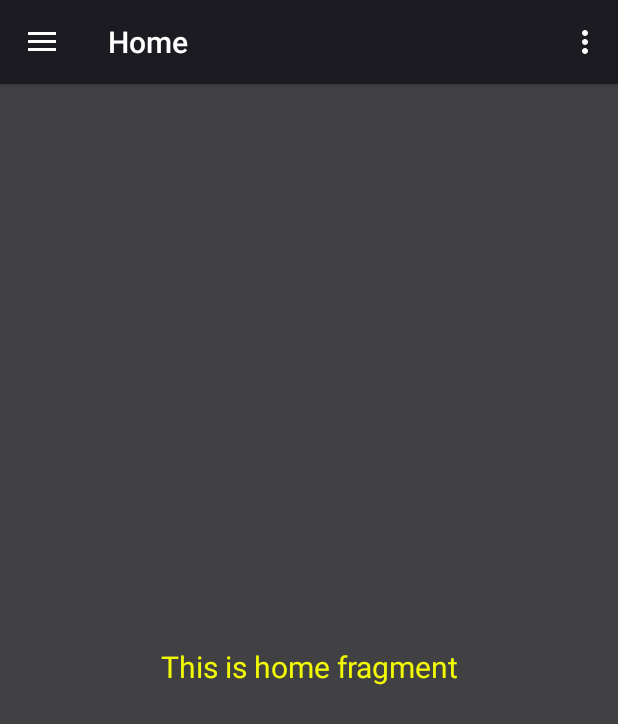
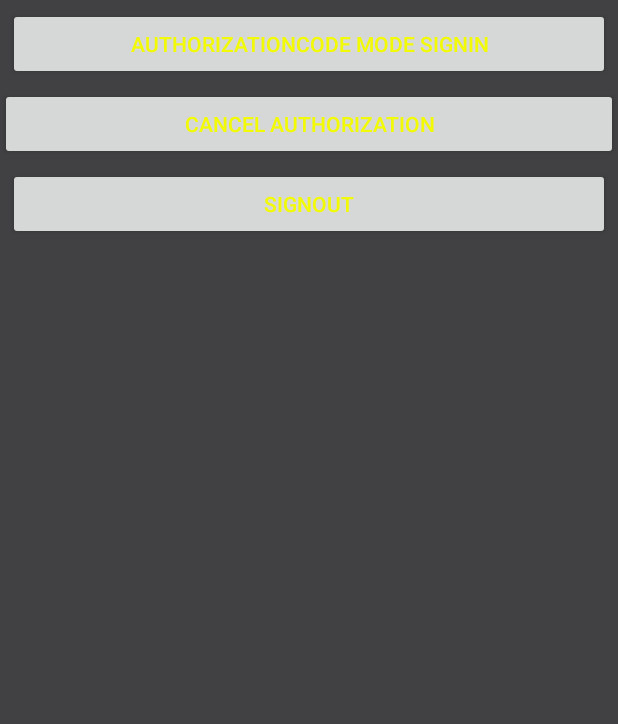
Before and after one commit to SammyDeAgent/uccd3223-iridium-pomodoro-app, an Android app: the screen it shows after launch (MainActivity before the commit, AuthWithAuthCodeActivity after it), on a phone screen of 412 x 824 dp. Shown: the top 724 px of the screen. Run offline under Robolectric (Android 15) with nearby library versions, the phone set to English and light mode, and no system bars; libraries missing offline, so code that uses them is left out: com.huawei.hmf, com.huawei.hms.

Commit message:
Implemented Huawei Account Kit

```diff
--- /dev/null
+++ b/app/src/main/java/cyto/iridium/iridium/AuthWithAuthCodeActivity.java
@@ -0,0 +1,153 @@
+/*
+ *  Copyright 2020. Huawei Technologies Co., Ltd. All rights reserved.
+ */
+
+package cyto.iridium.iridium;
+
+import android.app.Activity;
+import android.content.Intent;
+import android.content.SharedPreferences;
+import android.os.Bundle;
+import android.os.Handler;
+import android.util.Log;
+import android.view.View;
+import android.widget.TextView;
+
+import com.huawei.hmf.tasks.OnFailureListener;
+import com.huawei.hmf.tasks.OnSuccessListener;
+import com.huawei.hmf.tasks.Task;
+import com.huawei.hms.common.ApiException;
+import com.huawei.hms.support.account.AccountAuthManager;
+import com.huawei.hms.support.account.request.AccountAuthParams;
+import com.huawei.hms.support.account.request.AccountAuthParamsHelper;
+import com.huawei.hms.support.account.result.AuthAccount;
+import com.huawei.hms.support.account.service.AccountAuthService;
+
+public class AuthWithAuthCodeActivity extends Activity implements View.OnClickListener {
+    private final String TAG = "Account";
+    private TextView textView;
+    private AccountAuthService mAuthService;
+    private AccountAuthParams mAuthParam;
+    //login by code
+    private static final int REQUEST_SIGN_IN_LOGIN_CODE = 1003;
+
+    Handler mHandler;
+    Runnable mRunnable;
+
+    @Override
+    protected void onCreate(Bundle savedInstanceState) {
+        super.onCreate(savedInstanceState);
+        setContentView(R.layout.activity_huawei_authcode);
+        textView = findViewById(R.id.hwid_log_text);
+        findViewById(R.id.hwid_signInCode).setOnClickListener(this);
+        findViewById(R.id.hwid_signout).setOnClickListener(this);
+        findViewById(R.id.cancel_authorization).setOnClickListener(this);
+    }
+
+    private void signInCode() {
+        mAuthParam = new AccountAuthParamsHelper(AccountAuthParams.DEFAULT_AUTH_REQUEST_PARAM)
+                .setProfile()
+                .setAuthorizationCode()
+                .setIdToken()
+                .setUid()
+                .setEmail()
+                .createParams();
+        mAuthService = AccountAuthManager.getService(AuthWithAuthCodeActivity.this, mAuthParam);
+        startActivityForResult(mAuthService.getSignInIntent(), REQUEST_SIGN_IN_LOGIN_CODE);
+    }
+
+    private void signOut() {
+        Task<Void> signOutTask = mAuthService.signOut();
+        signOutTask.addOnSuccessListener(new OnSuccessListener<Void>() {
+            @Override
+            public void onSuccess(Void aVoid) {
+                Log.i(TAG, "signOut Success");
+                textView.setText("signOut sucess");
+            }
+        }).addOnFailureListener(new OnFailureListener() {
+            @Override
+            public void onFailure(Exception e) {
+                Log.i(TAG, "signOut fail");
+                textView.setText("signOut fail");
+            }
+        });
+    }
+
+    private void cancelAuthorization() {
+        Task<Void> task = mAuthService.cancelAuthorization();
+        task.addOnSuccessListener(new OnSuccessListener<Void>() {
+            @Override
+            public void onSuccess(Void aVoid) {
+                Log.i(TAG, "cancelAuthorization success");
+                textView.setText("cancelAuthorization sucess");
+            }
+        });
+        task.addOnFailureListener(new OnFailureListener() {
+            @Override
+            public void onFailure(Exception e) {
+                Log.i(TAG, "cancelAuthorization failure：" + e.getClass().getSimpleName());
+                textView.setText("cancelAuthorization failure：" + e.getClass().getSimpleName());
+            }
+        });
+    }
+
+    @Override
+    public void onClick(View v) {
+        switch (v.getId()) {
+            case R.id.hwid_signInCode:
+                signInCode();
+                break;
+            case R.id.hwid_signout:
+                signOut();
+                break;
+            case R.id.cancel_authorization:
+                cancelAuthorization();
+                break;
+            default:
+                break;
+        }
+    }
+
+    @Override
+    protected void onActivityResult(int requestCode, int resultCode, Intent data) {
+        // Process the sign-in authorization result and obtain an ID token from AuthHuaweiId.
+        super.onActivityResult(requestCode, resultCode, data);
+        if (requestCode == REQUEST_SIGN_IN_LOGIN_CODE) {
+            Task<AuthAccount> authAccountTask = AccountAuthManager.parseAuthResultFromIntent(data);
+            if (authAccountTask.isSuccessful()) {
+                // The sign-in is successful, and the user's HUAWEI ID information and ID token are obtained.
+                AuthAccount authAccount = authAccountTask.getResult();
+                Log.i(TAG, "Authorization code:" + authAccount.getAuthorizationCode());
+                Log.i(TAG, "Access Token:" + authAccount.getIdToken());
+                textView.setText("sign in successfully ");
+
+                SharedPreferences loginInfo = getSharedPreferences(
+                        "Iridium_Login",
+                        MODE_PRIVATE
+                );
+
+                SharedPreferences.Editor loginInfoEdit = loginInfo.edit();
+
+                loginInfoEdit.putString("auth_Uid", authAccount.getUid());
+                loginInfoEdit.putString("auth_Name", authAccount.getDisplayName());
+                loginInfoEdit.putString("auth_Avatar", authAccount.getAvatarUriString());
+                loginInfoEdit.putString("auth_Email", authAccount.getEmail());
+                loginInfoEdit.putString("authAccount", authAccount.toString());
+
+                loginInfoEdit.apply();
+
+                Intent intent = new Intent(
+                        AuthWithAuthCodeActivity.this,
+                        MainActivity.class
+                );
+                startActivity(intent);
+                finish();
+
+            } else {
+                // The sign-in failed. No processing is required. Logs are recorded to facilitate fault locating.
+                Log.e(TAG, "sign in failed : " +((ApiException)authAccountTask.getException()).getStatusCode());
+                textView.setText("sign in failed");
+            }
+        }
+    }
+}
--- a/app/src/main/java/cyto/iridium/iridium/LaunchScreen.java
+++ b/app/src/main/java/cyto/iridium/iridium/LaunchScreen.java
@@ -21,7 +21,10 @@ public class LaunchScreen extends AppCompatActivity {
         mRunnable = new Runnable() {
             @Override
             public void run() {
-                Intent intent = new Intent(LaunchScreen.this,MainActivity.class);
+                Intent intent = new Intent(
+                        LaunchScreen.this,
+                        AuthWithAuthCodeActivity.class
+                );
                 startActivity(intent);
                 finish();
             }
--- a/app/src/main/java/cyto/iridium/iridium/MainActivity.java
+++ b/app/src/main/java/cyto/iridium/iridium/MainActivity.java
@@ -6,6 +6,7 @@ import android.view.Menu;
 
 import com.google.android.material.snackbar.Snackbar;
 import com.google.android.material.navigation.NavigationView;
+import com.huawei.hms.support.account.result.AuthAccount;
 
 import androidx.navigation.NavController;
 import androidx.navigation.Navigation;
--- a/app/src/main/java/cyto/iridium/iridium/ui/clock/ClockFragment.java
+++ b/app/src/main/java/cyto/iridium/iridium/ui/clock/ClockFragment.java
@@ -204,7 +204,7 @@ public class ClockFragment extends Fragment {
     public void onStop() {
         super.onStop();
 
-        SharedPreferences pref = this.getActivity().getSharedPreferences("pref", Context.MODE_PRIVATE);
+        SharedPreferences pref = this.getActivity().getSharedPreferences("Iridium_Clock", Context.MODE_PRIVATE);
         SharedPreferences.Editor editor = pref.edit();
 
         editor.putLong("startTimeMs", StartTimeMs);
@@ -223,7 +223,7 @@ public class ClockFragment extends Fragment {
     public void onStart() {
         super.onStart();
 
-        SharedPreferences pref = this.getActivity().getSharedPreferences("pref", Context.MODE_PRIVATE);
+        SharedPreferences pref = this.getActivity().getSharedPreferences("Iridium_Clock", Context.MODE_PRIVATE);
 
         StartTimeMs = pref.getLong("startTimeMs", 600000);
         TimeLeftMs = pref.getLong("msLeft", StartTimeMs);
--- /dev/null
+++ b/app/src/main/res/layout/activity_huawei_authcode.xml
@@ -0,0 +1,41 @@
+<ScrollView xmlns:android="http://schemas.android.com/apk/res/android"
+    xmlns:tools="http://schemas.android.com/tools"
+    android:layout_width="match_parent"
+    android:layout_height="match_parent">
+
+    <LinearLayout
+        android:layout_width="match_parent"
+        android:layout_height="match_parent"
+        android:orientation="vertical">
+
+        <Button
+            android:id="@+id/hwid_signInCode"
+            android:layout_width="match_parent"
+            android:layout_height="match_parent"
+            android:padding="5dp"
+            android:layout_margin="5dp"
+            android:textSize="14sp"
+            android:text="AuthorizationCode Mode SignIn" />
+
+        <Button
+            android:id="@+id/cancel_authorization"
+            android:layout_width="match_parent"
+            android:layout_height="wrap_content"
+            android:text="Cancel Authorization" />
+
+        <Button
+            android:id="@+id/hwid_signout"
+            android:layout_width="match_parent"
+            android:layout_height="match_parent"
+            android:padding="5dp"
+            android:layout_margin="5dp"
+            android:textSize="14sp"
+            android:text="SignOut" />
+
+
+        <TextView
+            android:id="@+id/hwid_log_text"
+            android:layout_width="match_parent"
+            android:layout_height="336dp" />
+    </LinearLayout>
+</ScrollView>
--- a/app/src/main/res/menu/activity_main_drawer.xml
+++ b/app/src/main/res/menu/activity_main_drawer.xml
@@ -7,7 +7,7 @@
         <item
             android:id="@+id/nav_home"
             android:icon="@drawable/ic_menu_camera"
-            android:title="@string/menu_home" />
+            android:title="@string/menu_profile" />
         <item
             android:id="@+id/nav_clock"
             android:icon="@drawable/ic_menu_gallery"
--- a/app/src/main/res/navigation/mobile_navigation.xml
+++ b/app/src/main/res/navigation/mobile_navigation.xml
@@ -8,7 +8,7 @@
     <fragment
         android:id="@+id/nav_home"
         android:name="cyto.iridium.iridium.ui.home.HomeFragment"
-        android:label="@string/menu_home"
+        android:label="@string/menu_profile"
         tools:layout="@layout/fragment_home" />
 
     <fragment
--- a/app/src/main/res/values/strings.xml
+++ b/app/src/main/res/values/strings.xml
@@ -17,4 +17,5 @@
     <string name="menu_gallery">Gallery</string>
     <string name="menu_slideshow">Slideshow</string>
     <string name="menu_clock">Clock</string>
+    <string name="menu_profile">Profile</string>
 </resources>
--- a/build.gradle
+++ b/build.gradle
@@ -3,9 +3,11 @@ buildscript {
     repositories {
         google()
         mavenCentral()
+        maven { url 'https://developer.huawei.com/repo/' }
     }
     dependencies {
         classpath "com.android.tools.build:gradle:4.2.1"
+        classpath 'com.huawei.agconnect:agcp:1.5.2.300'
 
         // NOTE: Do not place your application dependencies here; they belong
         // in the individual module build.gradle files
@@ -17,6 +19,7 @@ allprojects {
         google()
         mavenCentral()
         jcenter() // Warning: this repository is going to shut down soon
+        maven {url 'https://developer.huawei.com/repo/'}
     }
 }
 
```
Also changed, not shown: app/build.gradle (+24 -2 lines), app/src/main/AndroidManifest.xml (+29 -3 lines), app/src/main/java/cyto/iridium/iridium/ui/home/HomeFragment.java (+52 -6 lines), app/src/main/res/layout/fragment_home.xml (+17 -5 lines), 2 other files.
